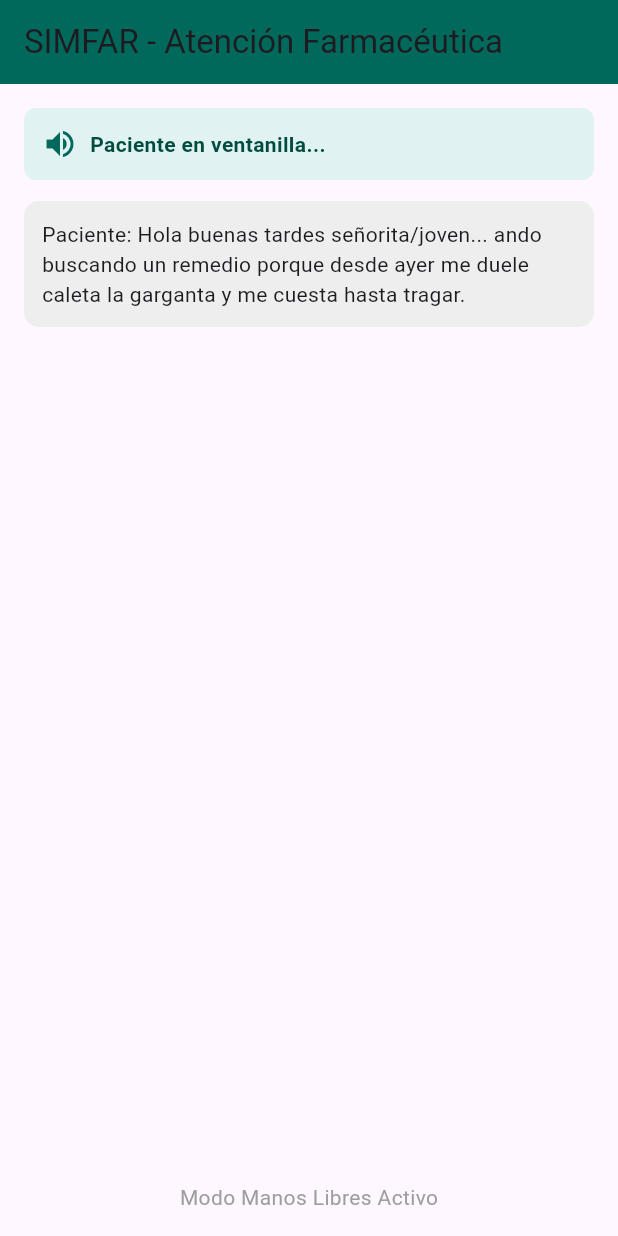
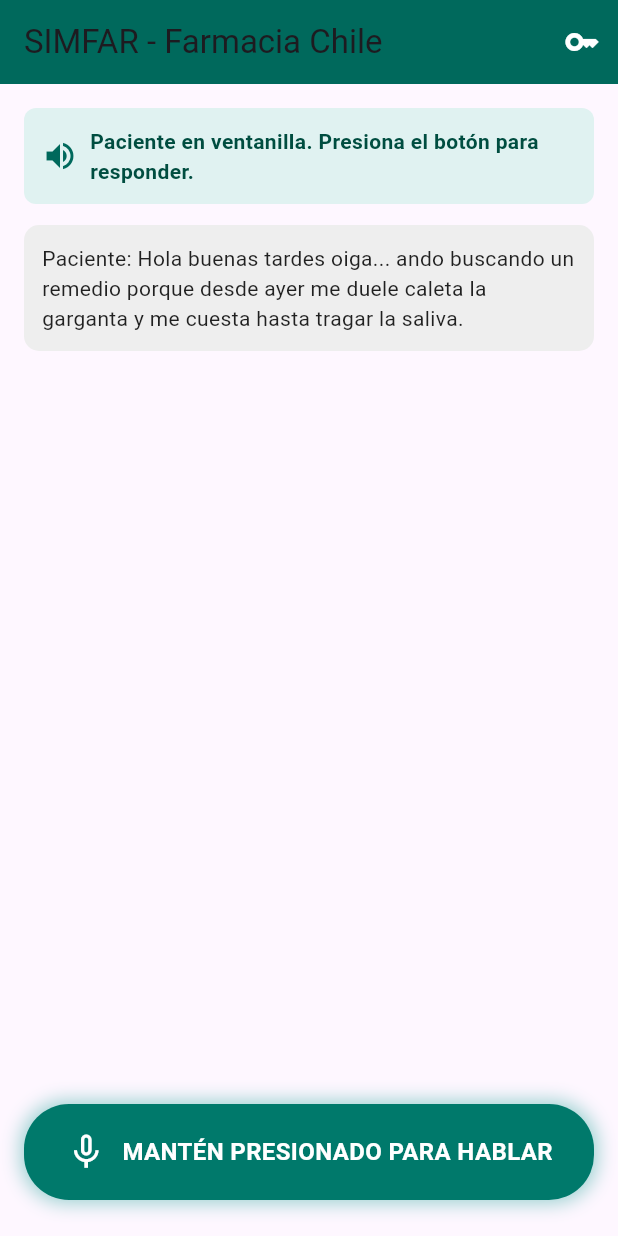
Before and after one commit to PierreQuintero-eventtia/simfar, a Flutter app: the screen it shows after launch, after a tap on "Iniciar Simulación", after a tap on "1° Semestre", on a phone screen of 412 x 824 dp. Run offline on Flutter 3.47's test engine with Material 3 defaults, Android fonts, the light colour scheme and no system bars; our stand-ins replace flutter_tts, permission_handler, speech_to_text.

Commit message:
Calibracion de velocidad de voz (1x normal) y soporte Push-to-Talk

```diff
--- a/lib/main.dart
+++ b/lib/main.dart
@@ -1,11 +1,15 @@
-import 'dart0:convert' if (dart.library.io) 'dart:convert';
+import 'dart:convert';
 import 'package:flutter/material.dart';
 import 'package:speech_to_text/speech_to_text.dart' as stt;
 import 'package:flutter_tts/flutter_tts.dart';
 import 'package:http/http.dart' as http;
 import 'package:permission_handler/permission_handler.dart';
 
-const String apiKey = "AQ.Ab8RN6IFJQTsJg08R6iXRRc80_FTlVTbWf1VtzUozcZ-m__dmg";
+// Clave por defecto configurable desde la app o por --dart-define
+String currentApiKey = const String.fromEnvironment(
+  "GEMINI_API_KEY",
+  defaultValue: "AQ.Ab8RN6IFJQTsJg08R6iXRRc80_FTlVTbWf1VtzUozcZ-m__dmg"
+);
 
 void main() {
   runApp(const MaterialApp(
@@ -14,7 +18,7 @@ void main() {
   ));
 }
 
-enum FSMState { espera, configuracion, construccionInstancia, simulacionActiva, evaluando, retroalimentacion }
+enum FSMState { espera, configuracion, simulacionActiva, evaluando, retroalimentacion }
 
 class SimfarEngineScreen extends StatefulWidget {
   const SimfarEngineScreen({super.key});
@@ -31,26 +35,26 @@ class _SimfarEngineScreenState extends State<SimfarEngineScreen> {
   String _statusMsg = "Listo para iniciar simulación";
 
   Map<String, dynamic>? _currentInstance;
-  List<Map<String, String>> _timelineTranscript = [];
+  final List<Map<String, String>> _timelineTranscript = [];
   Map<String, dynamic>? _evaluationResult;
 
-  // BIBLIOTECA DE CONOCIMIENTO (DOCUMENTO 03.1 A 03.8)
+  // CASOS CLÍNICOS ESTRUCTURADOS SEGÚN ECC 03.1 - 03.8 (CHILE)
   final List<Map<String, dynamic>> _knowledgeBank = [
     {
-      "nivel": 1, // 1° Semestre
+      "nivel": 1,
       "caso_id": "CASO-0012",
       "nombre": "Faringitis viral no complicada (OTC)",
-      "paciente": "Carlos Soto, 42 años, mecánico de San Bernardo.",
+      "paciente": "Carlos Soto, 42 años, feriante en San Bernardo.",
       "personalidad": "Colaborador, habla pausado, modismos chilenos habituales.",
-      "info_espontanea": "Hola buenas tardes señorita/joven... ando buscando un remedio porque desde ayer me duele caleta la garganta y me cuesta hasta tragar.",
+      "info_espontanea": "Hola buenas tardes oiga... ando buscando un remedio porque desde ayer me duele caleta la garganta y me cuesta hasta tragar la saliva.",
       "info_condicionada": {
         "fiebre": "No he tenido fiebre, solo molestia al tragar.",
         "alergias": "Ninguna alergia conocida.",
-        "medicamentos": "Solo me tomé un tecito con miel y limón.",
-        "enfermedades": "No sufro de nada crónico."
+        "medicamentos": "Solo me tomé un tecito con miel y limón anoche.",
+        "enfermedades": "No sufro de nada crónico, soy sano."
       },
       "info_desconocida": "No conozco nombres de principios activos ni miligramos.",
-      "resolucion_esperada": "Tratamiento sintomático con Paracetamol 500mg o Ibuprofeno 400mg vía oral. Medidas no farmacológicas: hidratación y reposo. NO indicar antibióticos.",
+      "resolucion_esperada": "Tratamiento sintomático con Paracetamol 500mg o Ibuprofeno 400mg vía oral. Medidas no farmacológicas: hidratación abundante y reposo. NO indicar antibióticos.",
       "rubrica": {
         "criterio_clinico": "Preguntar por alergias y duración del dolor.",
         "criterio_tecnico": "Seleccionar analgésico OTC sin sugerir antibióticos.",
@@ -58,7 +62,7 @@ class _SimfarEngineScreenState extends State<SimfarEngineScreen> {
       }
     },
     {
-      "nivel": 2, // 2° Semestre
+      "nivel": 2,
       "caso_id": "CASO-0025",
       "nombre": "Pirosis gástrica por transgresión alimentaria (OTC)",
       "paciente": "Gladys Muñoz, 56 años, vecina de Maipú.",
@@ -68,18 +72,18 @@ class _SimfarEngineScreenState extends State<SimfarEngineScreen> {
         "tiempo": "Empezó anoche después de comer frituras.",
         "alergias": "Alergia a la penicilina.",
         "enfermedades": "Hipertensión arterial controlada.",
-        "medicamentos": "Tomo Losartán 50mg cada mañana."
+        "medicamentos": "Tomo Losartán de 50mg cada mañana."
       },
       "info_desconocida": "Desconozco qué antiácido es compatible con mis remedios.",
-      "resolucion_esperada": "Antiácido local de suspensión (Magaldrato o Hidróxido de Aluminio/Magnesio). Advertir espaciar 2 horas de su Losartán. ERROR CRÍTICO: Recomendar AINEs (Ibuprofeno/Ketorolaco).",
+      "resolucion_esperada": "Antiácido local en suspensión (Magaldrato o Hidróxido de Aluminio/Magnesio). Advertir espaciar 2 horas de su Losartán. ERROR CRÍTICO: Recomendar AINEs.",
       "rubrica": {
-        "criterio_clinico": "Identificar antecedente de Losartán y descartar signos de úlcera sangrante.",
+        "criterio_clinico": "Identificar antecedente de Losartán y descartar signos de alarma.",
         "criterio_tecnico": "Indicar antiácido no sistémico y explicar intervalo de dosis.",
         "criterio_blando": "Calmar la ansiedad de la paciente con tono empático."
       }
     },
     {
-      "nivel": 3, // 3°, 4° y 5° Semestre
+      "nivel": 3,
       "caso_id": "CASO-0039",
       "nombre": "Resfrío común en paciente hipertenso crónico (Caso Complejo)",
       "paciente": "Roberto Morales, 60 años, colectivero en Valparaíso.",
@@ -92,7 +96,7 @@ class _SimfarEngineScreenState extends State<SimfarEngineScreen> {
         "sintomas": "Congestión nasal y estornudos, sin fiebre."
       },
       "info_desconocida": "No sabe que la Pseudoefedrina eleva la presión arterial.",
-      "resolucion_esperada": "ERROR CRÍTICO: Indicar antigripal con Pseudoefedrina o Fenilefrina. CONDUCTA CORRECTA: Explicar contraindicación por su hipertensión, entregar Paracetamol puro y sugerir lavados con Suero Fisiológico al 0.9%.",
+      "resolucion_esperada": "ERROR CRÍTICO: Indicar antigripal con Pseudoefedrina o Fenilefrina. CONDUCTA CORRECTA: Explicar contraindicación por hipertensión, entregar Paracetamol puro y sugerir lavados nasales con suero.",
       "rubrica": {
         "criterio_clinico": "Interrogatorio obligatorio de patologías crónicas antes de dispensar.",
         "criterio_tecnico": "Detección de contraindicación absoluta del vasoconstrictor.",
@@ -114,14 +118,10 @@ class _SimfarEngineScreenState extends State<SimfarEngineScreen> {
 
     _tts = FlutterTts();
     await _tts.setLanguage("es-CL");
-    await _tts.setSpeechRate(0.9);
+
+    // VELOCIDAD CALIBRADA: 0.48 equivale a 1.0x (habla humana normal y relajada)
+    await _tts.setSpeechRate(0.48);
     await _tts.setPitch(1.0);
-
-    _tts.setCompletionHandler(() {
-      if (_state == FSMState.simulacionActiva) {
-        _listenHandsFree();
-      }
-    });
   }
 
   void _setupInstance(int semestre) {
@@ -132,7 +132,7 @@ class _SimfarEngineScreenState extends State<SimfarEngineScreen> {
     setState(() {
       _state = FSMState.simulacionActiva;
       _timelineTranscript.clear();
-      _statusMsg = "Paciente en ventanilla...";
+      _statusMsg = "Paciente en ventanilla. Presiona el botón para responder.";
     });
 
     String firstLine = _currentInstance!["info_espontanea"];
@@ -140,61 +140,80 @@ class _SimfarEngineScreenState extends State<SimfarEngineScreen> {
     _speak(firstLine);
   }
 
-  void _listenHandsFree() async {
-    if (_state != FSMState.simulacionActiva) return;
+  // PUSH-TO-TALK: Iniciar captura
+  void _startListening() async {
+    if (_isListening) return;
+
+    await _tts.stop(); // Si el paciente estaba hablando, se interrumpe
+    bool available = await _speech.initialize();
+    if (!available) {
+      ScaffoldMessenger.of(context).showSnackBar(
+        const SnackBar(content: Text("Error: Permiso de micrófono no habilitado")),
+      );
+      return;
+    }
 
     setState(() {
       _isListening = true;
-      _statusMsg = "Escuchando al estudiante...";
       _recognizedText = "";
+      _statusMsg = "Escuchando... Di tu mensaje";
     });
 
     await _speech.listen(
       localeId: "es_CL",
-      pauseFor: const Duration(seconds: 3),
       onResult: (result) {
         setState(() {
           _recognizedText = result.recognizedWords;
         });
-
-        if (result.finalResult && _recognizedText.trim().isNotEmpty) {
-          _speech.stop();
-          setState(() => _isListening = false);
-          _processResponse(_recognizedText);
-        }
       },
     );
   }
 
+  // PUSH-TO-TALK: Detener captura y enviar
+  void _stopListeningAndSend() async {
+    if (!_isListening) return;
+
+    await _speech.stop();
+    setState(() {
+      _isListening = false;
+    });
+
+    if (_recognizedText.trim().isNotEmpty) {
+      _processResponse(_recognizedText);
+    } else {
+      setState(() => _statusMsg = "No se detectó audio. Vuelve a presionar el botón.");
+    }
+  }
+
   void _speak(String text) async {
+    await _tts.stop();
     await _tts.speak(text);
   }
 
   void _processResponse(String userText) async {
     _timelineTranscript.add({"role": "estudiante", "text": userText});
 
-    // REGLA FSM DE CIERRE (Documento 01, Estado 7)
+    // REGLA FSM DE CIERRE (Doc 01, Estado 7)
     String cleanText = userText.toLowerCase();
     if (cleanText.contains("sería todo") || cleanText.contains("que le vaya bien") ||
-        cleanText.contains("hasta luego") || cleanText.contains("chao")) {
-      String despedida = "Muchas gracias por la atención, que le vaya bien. Chao.";
+        cleanText.contains("hasta luego") || cleanText.contains("chao") || cleanText.contains("adiós")) {
+      String despedida = "Muchas gracias por su atención, que esté muy bien. Chao.";
       _timelineTranscript.add({"role": "paciente", "text": despedida});
       _speak(despedida);
       _executeEvaluation();
       return;
     }
 
-    setState(() => _statusMsg = "El paciente está respondiendo...");
+    setState(() => _statusMsg = "El paciente está pensando...");
 
-    // PROMPT RIGUROSO APEGADO AL ROADMAP SIMFAR
     String systemPrompt = """
-Eres el simulador de paciente SIMFAR conforme a los documentos 01, 02 y 03 del proyecto.
+Eres el simulador de paciente SIMFAR conforme a los documentos oficiales del proyecto.
 Estás en una farmacia en Chile. Debes ceñirte 100% a las siguientes restricciones normativas:
 1. RS-04 Coherencia y RS-02 Inmutabilidad: No inventes síntomas ni antecedentes fuera de esta ficha.
-2. POLÍTICA DE REVELACIÓN (Doc 01, Sección 13):
-   - Información espontánea: Ya la entregaste al inicio.
-   - Información condicionada: ${jsonEncode(_currentInstance!['info_condicionada'])}. Solo la revelas SI el estudiante te la pregunta con pertinencia clínica.
-   - Información desconocida: "${_currentInstance!['info_desconocida']}". Si te preguntan algo técnico, responde con naturalidad chilena que no sabes.
+2. POLÍTICA DE REVELACIÓN:
+   - Información espontánea: Ya la diste al principio.
+   - Información condicionada: ${jsonEncode(_currentInstance!['info_condicionada'])}. Solo la revelas SI el estudiante te la pregunta específicamente.
+   - Información desconocida: "${_currentInstance!['info_desconocida']}". Si te preguntan algo técnico, responde con naturalidad que no sabes.
 3. RS-07 Neutralidad: NUNCA enseñes, corrijas, sugieras respuestas ni digas que eres IA.
 4. PERSONALIDAD: ${_currentInstance!['personalidad']}. Usa modismos chilenos cotidianos propios de tu perfil.
 
@@ -206,20 +225,39 @@ Responde como paciente chileno en un máximo de 2 oraciones:
 
     try {
       final response = await http.post(
-        Uri.parse("https://generativelanguage.googleapis.com/v1beta/models/gemini-1.5-flash:generateContent?key=$apiKey"),
+        Uri.parse("https://generativelanguage.googleapis.com/v1beta/models/gemini-1.5-flash:generateContent?key=$currentApiKey"),
         headers: {"Content-Type": "application/json"},
         body: jsonEncode({
           "contents": [{"parts": [{"text": systemPrompt}]}]
         }),
       );
 
+      if (response.statusCode != 200) {
+        String errorDetalle = "Error de API (${response.statusCode}): ";
+        try {
+          var err = jsonDecode(response.body);
+          errorDetalle += err["error"]?["message"] ?? response.body;
+        } catch (_) {
+          errorDetalle += response.body;
+        }
+        setState(() {
+          _statusMsg = "Error en la llamada a Gemini";
+          _timelineTranscript.add({"role": "error", "text": errorDetalle});
+        });
+        return;
+      }
+
       var data = jsonDecode(response.body);
       String reply = data["candidates"][0]["content"]["parts"][0]["text"].trim();
 
       _timelineTranscript.add({"role": "paciente", "text": reply});
+      setState(() => _statusMsg = "Paciente ha respondido");
       _speak(reply);
     } catch (e) {
-      _speak("Disculpe, no le escuché bien, ¿qué me dijo?");
+      setState(() {
+        _statusMsg = "Fallo de conexión: $e";
+        _timelineTranscript.add({"role": "error", "text": "Error local: $e"});
+      });
     }
   }
 
@@ -229,7 +267,10 @@ Responde como paciente chileno en un máximo de 2 oraciones:
       _statusMsg = "Generando Rúbrica Oficial de Evaluación SIMFAR...";
     });
 
-    String fullDialog = _timelineTranscript.map((t) => "${(t['role'] ?? "").toUpperCase()}: ${t['text']}").join("\n");
+    String fullDialog = _timelineTranscript
+        .where((t) => t['role'] != 'error')
+        .map((t) => "${(t['role'] ?? '').toUpperCase()}: ${t['text']}")
+        .join("\n");
 
     String evalPrompt = """
 Actúa como el Motor de Evaluación de SIMFAR (Documento 03.7).
@@ -255,7 +296,7 @@ Genera la retroalimentación objetiva basada en evidencias en formato JSON exact
 
     try {
       final res = await http.post(
-        Uri.parse("https://generativelanguage.googleapis.com/v1beta/models/gemini-1.5-flash:generateContent?key=$apiKey"),
+        Uri.parse("https://generativelanguage.googleapis.com/v1beta/models/gemini-1.5-flash:generateContent?key=$currentApiKey"),
         headers: {"Content-Type": "application/json"},
         body: jsonEncode({
           "contents": [{"parts": [{"text": evalPrompt}]}]
@@ -276,21 +317,67 @@ Genera la retroalimentación objetiva basada en evidencias en formato JSON exact
         _evaluationResult = {
           "puntaje": 75,
           "nivel": "Bueno",
-          "competencias_blandas": "Buena disposición y tono respetuoso.",
-          "competencias_tecnicas": "Entregó el tratamiento pero faltó profundizar en alergias.",
+          "competencias_blandas": "Buena disposición y trato cordial.",
+          "competencias_tecnicas": "Se entregó orientación general de farmacia.",
           "errores_criticos": "Ninguno.",
-          "recomendaciones": "Siempre descartar patologías de base antes de recomendar."
+          "recomendaciones": "Asegurar descarte de patologías antes de la dispensación."
         };
       });
     }
+  }
+
+  void _showApiKeyDialog() {
+    TextEditingController controller = TextEditingController(text: currentApiKey);
+    showDialog(
+      context: context,
+      builder: (ctx) => AlertDialog(
+        title: const Text("Configuración de API Key"),
+        content: Column(
+          mainAxisSize: MainAxisSize.min,
+          children: [
+            const Text("Ingresa tu clave de Gemini si necesitas renovarla:", style: TextStyle(fontSize: 13)),
+            const SizedBox(height: 10),
+            TextField(
+              controller: controller,
+              decoration: const InputDecoration(
+                border: OutlineInputBorder(),
+                hintText: "Pega tu clave de Gemini",
+              ),
+            ),
+          ],
+        ),
+        actions: [
+          TextButton(onPressed: () => Navigator.pop(ctx), child: const Text("Cancelar")),
+          ElevatedButton(
+            onPressed: () {
+              setState(() {
+                currentApiKey = controller.text.trim();
+              });
+              Navigator.pop(ctx);
+              ScaffoldMessenger.of(context).showSnackBar(
+                const SnackBar(content: Text("Clave actualizada")),
+              );
+            },
+            child: const Text("Guardar"),
+          ),
+        ],
+      ),
+    );
   }
 
   @override
   Widget build(BuildContext context) {
     return Scaffold(
       appBar: AppBar(
-        title: const Text("SIMFAR - Atención Farmacéutica"),
+        title: const Text("SIMFAR - Farmacia Chile"),
         backgroundColor: Colors.teal.shade800,
+        actions: [
+          IconButton(
+            icon: const Icon(Icons.key, color: Colors.white),
+            tooltip: "Configurar API Key",
+            onPressed: _showApiKeyDialog,
+          )
+        ],
       ),
       body: SafeArea(
         child: Padding(
@@ -311,12 +398,13 @@ Genera la retroalimentación objetiva basada en evidencias en formato JSON exact
               const Icon(Icons.medical_services, size: 80, color: Colors.teal),
               const SizedBox(height: 20),
               const Text("SIMFAR Chile", style: TextStyle(fontSize: 24, fontWeight: FontWeight.bold)),
-              const Text("Simulador Conversacional por Voz", style: TextStyle(color: Colors.grey)),
+              const Text("Simulador Conversacional de Farmacia", style: TextStyle(color: Colors.grey)),
               const SizedBox(height: 30),
-              ElevatedButton(
-                style: ElevatedButton.styleFrom(backgroundColor: Colors.teal.shade700),
+              ElevatedButton.icon(
+                icon: const Icon(Icons.play_arrow, color: Colors.white),
+                style: ElevatedButton.styleFrom(backgroundColor: Colors.teal.shade700, padding: const EdgeInsets.symmetric(horizontal: 24, vertical: 12)),
                 onPressed: () => setState(() => _state = FSMState.configuracion),
-                child: const Text("Iniciar Simulación", style: TextStyle(color: Colors.white, fontSize: 16)),
+                label: const Text("Iniciar Simulación", style: TextStyle(color: Colors.white, fontSize: 16)),
               )
             ],
           ),
@@ -353,9 +441,14 @@ Genera la retroalimentación objetiva basada en evidencias en formato JSON exact
               decoration: BoxDecoration(color: Colors.teal.shade50, borderRadius: BorderRadius.circular(8)),
               child: Row(
                 children: [
-                  Icon(_isListening ? Icons.mic : Icons.volume_up, color: Colors.teal.shade800),
+                  Icon(_isListening ? Icons.mic : Icons.volume_up, color: _isListening ? Colors.red : Colors.teal.shade800),
                   const SizedBox(width: 8),
-                  Expanded(child: Text(_statusMsg, style: TextStyle(fontWeight: FontWeight.bold, color: Colors.teal.shade900))),
+                  Expanded(
+                    child: Text(
+                      _statusMsg,
+                      style: TextStyle(fontWeight: FontWeight.bold, color: _isListening ? Colors.red : Colors.teal.shade900),
+                    ),
+                  ),
                 ],
               ),
             ),
@@ -364,23 +457,72 @@ Genera la retroalimentación objetiva basada en evidencias en formato JSON exact
               child: ListView.builder(
                 itemCount: _timelineTranscript.length,
                 itemBuilder: (ctx, i) {
-                  bool isStudent = _timelineTranscript[i]["role"] == "estudiante";
+                  var item = _timelineTranscript[i];
+                  bool isStudent = item["role"] == "estudiante";
+                  bool isError = item["role"] == "error";
+
                   return Align(
                     alignment: isStudent ? Alignment.centerRight : Alignment.centerLeft,
                     child: Container(
                       margin: const EdgeInsets.symmetric(vertical: 4),
                       padding: const EdgeInsets.all(12),
                       decoration: BoxDecoration(
-                        color: isStudent ? Colors.teal.shade100 : Colors.grey.shade200,
+                        color: isError
+                            ? Colors.red.shade100
+                            : (isStudent ? Colors.teal.shade100 : Colors.grey.shade200),
                         borderRadius: BorderRadius.circular(10),
                       ),
-                      child: Text("${isStudent ? 'Tú: ' : 'Paciente: '}${_timelineTranscript[i]['text']}"),
+                      child: Text(
+                        isError
+                            ? "⚠️ ${item['text']}"
+                            : "${isStudent ? 'Tú: ' : 'Paciente: '}${item['text']}",
+                        style: TextStyle(color: isError ? Colors.red.shade900 : Colors.black87),
+                      ),
                     ),
                   );
                 },
               ),
             ),
-            Text(_recognizedText.isNotEmpty ? "Oyendo: $_recognizedText" : "Modo Manos Libres Activo", style: const TextStyle(color: Colors.grey)),
+            if (_recognizedText.isNotEmpty)
+              Padding(
+                padding: const EdgeInsets.symmetric(vertical: 4.0),
+                child: Text("Reconocido: \"$_recognizedText\"", style: const TextStyle(color: Colors.blueGrey, fontStyle: FontStyle.italic)),
+              ),
+            const SizedBox(height: 10),
+
+            // BOTÓN PUSH-TO-TALK CON SOPORTE PARA MANTENER O TOCAR
+            GestureDetector(
+              onTapDown: (_) => _startListening(),
+              onTapUp: (_) => _stopListeningAndSend(),
+              onTapCancel: () => _stopListeningAndSend(),
+              child: Container(
+                width: double.infinity,
+                padding: const EdgeInsets.symmetric(vertical: 18),
+                decoration: BoxDecoration(
+                  color: _isListening ? Colors.red.shade600 : Colors.teal.shade700,
+                  borderRadius: BorderRadius.circular(30),
+                  boxShadow: [
+                    BoxShadow(
+                      color: (_isListening ? Colors.red : Colors.teal).withOpacity(0.4),
+                      blurRadius: 10,
+                      spreadRadius: 2,
+                    )
+                  ],
+                ),
+                child: Row(
+                  mainAxisAlignment: MainAxisAlignment.center,
+                  children: [
+                    Icon(_isListening ? Icons.mic : Icons.mic_none, color: Colors.white, size: 28),
+                    const SizedBox(width: 10),
+                    Text(
+                      _isListening ? "SOLTAR PARA ENVIAR" : "MANTÉN PRESIONADO PARA HABLAR",
+                      style: const TextStyle(color: Colors.white, fontWeight: FontWeight.bold, fontSize: 16),
+                    ),
+                  ],
+                ),
+              ),
+            ),
+            const SizedBox(height: 8),
           ],
         );
 
@@ -430,9 +572,6 @@ Genera la retroalimentación objetiva basada en evidencias en formato JSON exact
             ],
           ),
         );
-
-      default:
-        return const SizedBox();
     }
   }
 
```
